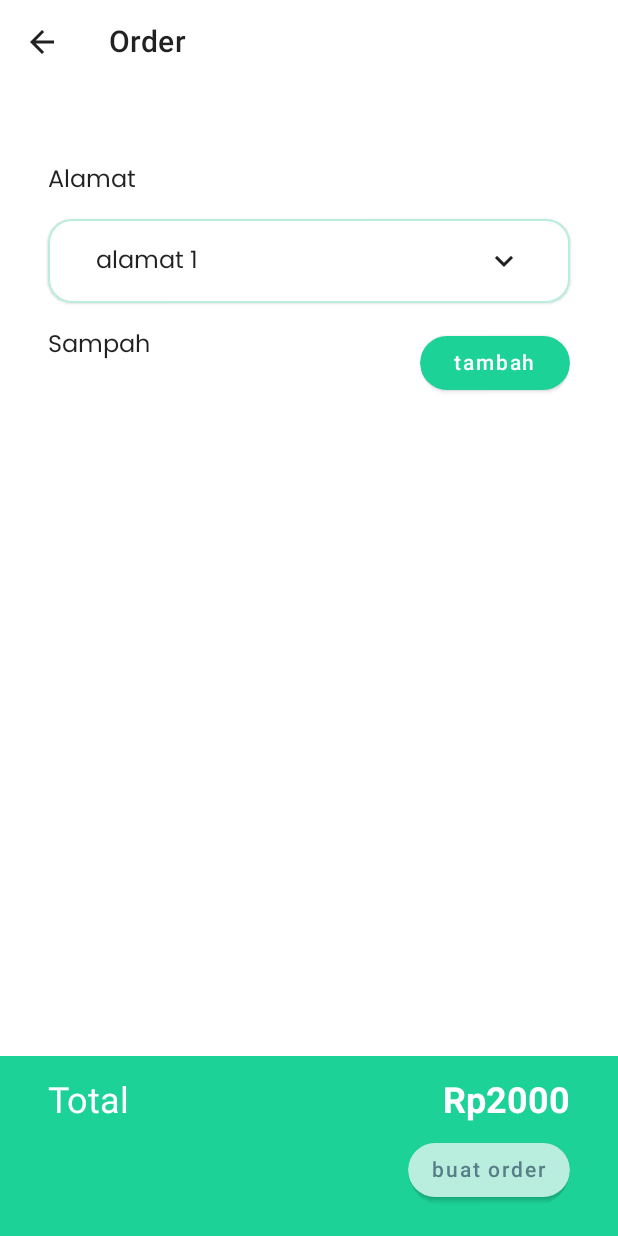
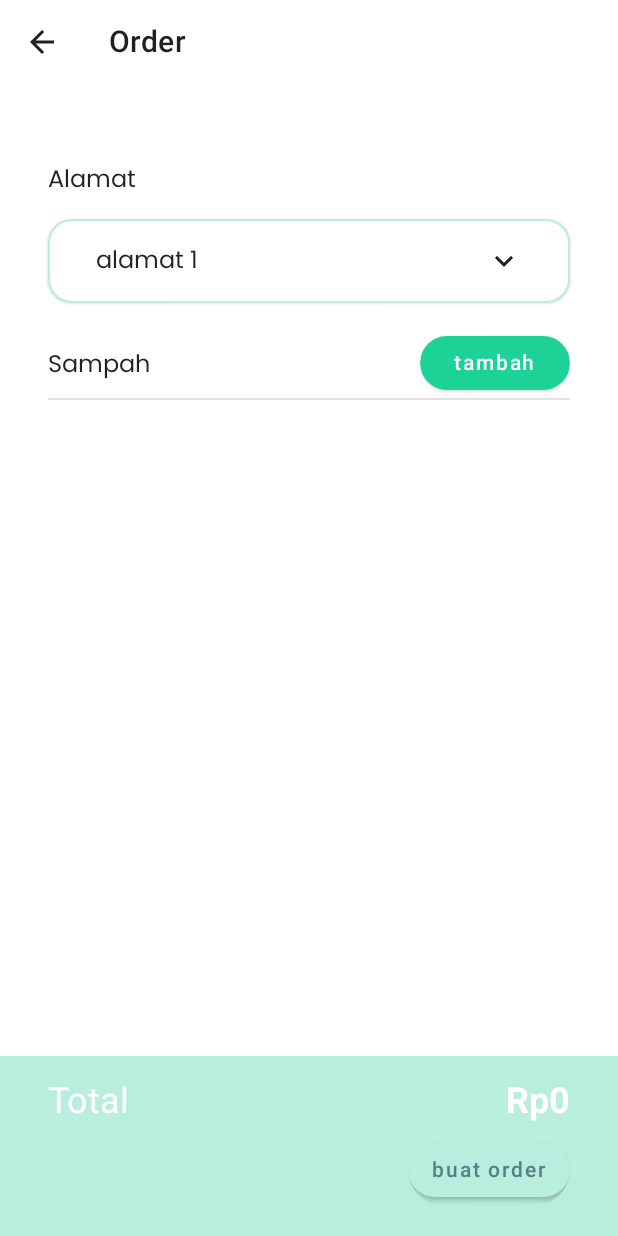
Before and after one commit to ecoEase/ecoease-mobile, an Android app built with Jetpack Compose: the screen it shows after launch (MainActivity), after a tap on "buat laporan", on a phone screen of 412 x 824 dp. Run offline under Robolectric (Android 15) with nearby library versions, the phone set to English and light mode, and no system bars; pictures from the network do not load.

Commit message:
add! chatroom and update! orderscreen functionality with viewmodel

```diff
--- a/app/src/main/AndroidManifest.xml
+++ b/app/src/main/AndroidManifest.xml
@@ -6,6 +6,7 @@
 
     <uses-permission android:name="android.permission.CAMERA" />
     <uses-permission android:name="android.permission.INTERNET" />
+    <uses-permission android:name="android.permission.ACCESS_NETWORK_STATE" />
     <uses-permission android:name="android.permission.WRITE_EXTERNAL_STORAGE" android:maxSdkVersion="28"/>
 
     <application
@@ -15,6 +16,7 @@
         android:icon="@mipmap/ic_launcher"
         android:label="@string/app_name"
         android:supportsRtl="true"
+        android:usesCleartextTraffic="true"
         android:theme="@style/Theme.EcoEase.SplashScreen"
         tools:targetApi="31">
         <activity
--- a/app/src/main/java/com/bangkit/ecoease/MainActivity.kt
+++ b/app/src/main/java/com/bangkit/ecoease/MainActivity.kt
@@ -30,17 +30,21 @@ import com.bangkit.ecoease.config.ViewModelFactory
 import com.bangkit.ecoease.data.Screen
 import com.bangkit.ecoease.data.model.ImageCaptured
 import com.bangkit.ecoease.data.viewmodel.CameraViewModel
+import com.bangkit.ecoease.data.viewmodel.OrderViewModel
 import com.bangkit.ecoease.data.viewmodel.SplashViewModel
 import com.bangkit.ecoease.di.Injection
 import com.bangkit.ecoease.ui.component.BottomNavBar
 import com.bangkit.ecoease.ui.component.ChangeAddressScreen
 import com.bangkit.ecoease.ui.component.FloatingButton
 import com.bangkit.ecoease.ui.screen.*
+import com.bangkit.ecoease.ui.screen.chat.ChatRoomScreen
+import com.bangkit.ecoease.ui.screen.chat.UsersChatsScreen
 import com.bangkit.ecoease.ui.screen.onboard.OnBoardingScreen
 import com.bangkit.ecoease.ui.screen.order.OrderHistoryScreen
 import com.bangkit.ecoease.ui.screen.order.OrderScreen
 import com.bangkit.ecoease.ui.screen.order.OrderSuccesScreen
 import com.bangkit.ecoease.ui.theme.EcoEaseTheme
+import com.google.firebase.FirebaseApp
 import java.util.concurrent.ExecutorService
 import java.util.concurrent.Executors
 
@@ -48,11 +52,14 @@ class MainActivity : ComponentActivity() {
     private val cameraExecutor: ExecutorService = Executors.newSingleThreadExecutor()
     lateinit var cameraViewModel: CameraViewModel
 
+    // TODO: move all business logic in viewmodel
     override fun onCreate(savedInstanceState: Bundle?) {
         val splashViewModel = SplashViewModel()
         super.onCreate(savedInstanceState)
 
         cameraViewModel = ViewModelFactory(Injection.provideInjection(this)).create(CameraViewModel::class.java)
+        val orderViewModel = ViewModelFactory(Injection.provideInjection(this)).create(OrderViewModel::class.java)
+
         installSplashScreen().setKeepOnScreenCondition{
             splashViewModel.isLoading.value
         }
@@ -136,9 +143,18 @@ class MainActivity : ComponentActivity() {
                             composable(Screen.Map.route){MapScreen()}
                             composable(Screen.Auth.route){ AuthScreen(navHostController = navController) }
                             composable(Screen.Register.route){ RegisterScreen(navHostController = navController) }
-                            composable(Screen.Order.route){ OrderScreen(navHostController = navController) }
+                            composable(Screen.Order.route){
+                                OrderScreen(
+                                    navHostController = navController,
+                                    orderStateFlow = orderViewModel.orderState,
+                                    addGarbageOrderSlot = { orderViewModel.addGarbageSlot()},
+                                    deleteGarbageSlotAt = { orderViewModel.deleteGarbageAt(it)},
+                                    updateGarbageAtIndex = { index, newGarbage -> orderViewModel.updateGarbage(index, newGarbage) }
+                                ) }
                             composable(Screen.ChangeAddress.route){ ChangeAddressScreen(navHostController = navController) }
                             composable(Screen.OrderSuccess.route){ OrderSuccesScreen(navHostController = navController) }
+                            composable(Screen.UsersChats.route){ UsersChatsScreen(navHostController = navController) }
+                            composable(Screen.ChatRoom.route){ ChatRoomScreen(navHostController = navController) }
                         }
                     }
                 }
--- a/app/src/main/java/com/bangkit/ecoease/config/ViewModelFactory.kt
+++ b/app/src/main/java/com/bangkit/ecoease/config/ViewModelFactory.kt
@@ -4,6 +4,7 @@ import androidx.lifecycle.ViewModel
 import androidx.lifecycle.ViewModelProvider
 import com.bangkit.ecoease.data.repository.MainRepository
 import com.bangkit.ecoease.data.viewmodel.CameraViewModel
+import com.bangkit.ecoease.data.viewmodel.OrderViewModel
 
 
 class ViewModelFactory(private val repository: MainRepository): ViewModelProvider.NewInstanceFactory() {
@@ -13,6 +14,9 @@ class ViewModelFactory(private val repository: MainRepository): ViewModelProvide
         if(modelClass.isAssignableFrom(CameraViewModel::class.java)){
             return CameraViewModel(repository) as T
         }
+        if(modelClass.isAssignableFrom(OrderViewModel::class.java)){
+            return OrderViewModel() as T
+        }
 
         throw java.lang.IllegalArgumentException("Unknown ViewModel class ${modelClass.name}")
     }
--- a/app/src/main/java/com/bangkit/ecoease/data/Screen.kt
+++ b/app/src/main/java/com/bangkit/ecoease/data/Screen.kt
@@ -20,4 +20,6 @@ sealed class Screen(val route: String, val icon: ImageVector){
     object DetailOrder : Screen(route = "detail order", icon = Icons.Default.Reorder)
     object ChangeAddress : Screen(route = "change address", icon = Icons.Default.Reorder)
     object OrderSuccess : Screen(route = "order success", icon = Icons.Default.Reorder)
+    object UsersChats : Screen(route = "users chats", icon = Icons.Default.Chat)
+    object ChatRoom : Screen(route = "chat room", icon = Icons.Default.Chat)
 }
--- /dev/null
+++ b/app/src/main/java/com/bangkit/ecoease/data/model/Order.kt
@@ -0,0 +1,11 @@
+package com.bangkit.ecoease.data.model
+
+data class Order(
+    val garbages: List<GarbageAdded?>,
+    val total: Int
+)
+data class GarbageAdded(
+    val garbage: Garbage,
+    val amount: Int,
+    val totalPrice: Int
+)
--- a/app/src/main/java/com/bangkit/ecoease/ui/screen/dashboard/DashboardScreen.kt
+++ b/app/src/main/java/com/bangkit/ecoease/ui/screen/dashboard/DashboardScreen.kt
@@ -15,6 +15,7 @@ import com.bangkit.ecoease.data.Screen
 import com.bangkit.ecoease.data.model.Garbage
 import com.bangkit.ecoease.ui.component.Banner
 import com.bangkit.ecoease.ui.component.CardPrice
+import com.bangkit.ecoease.ui.component.RoundedButton
 
 
 val listGarbages = listOf(
@@ -54,6 +55,7 @@ fun DashboardScreen(
     ) {
         Text(text = stringResource(R.string.good_morning), style = MaterialTheme.typography.h4)
         Box(modifier = Modifier.height(42.dp))
+        RoundedButton(text = "to chat screen", onClick = {navHostController.navigate(Screen.UsersChats.route)})
         Banner(bannerAction = { navHostController.navigate(Screen.Order.route) })
         Box(modifier = Modifier.height(42.dp))
         Text(text = stringResource(R.string.garbage_price), style = MaterialTheme.typography.h5)
--- a/app/src/main/java/com/bangkit/ecoease/ui/screen/order/OrderScreen.kt
+++ b/app/src/main/java/com/bangkit/ecoease/ui/screen/order/OrderScreen.kt
@@ -7,11 +7,15 @@ import androidx.compose.foundation.ExperimentalFoundationApi
 import androidx.compose.foundation.layout.*
 import androidx.compose.foundation.lazy.LazyColumn
 import androidx.compose.foundation.lazy.items
+import androidx.compose.foundation.lazy.rememberLazyListState
 import androidx.compose.material.Text
 import androidx.compose.runtime.*
 import androidx.compose.runtime.saveable.rememberSaveable
 import androidx.compose.ui.Alignment
 import androidx.compose.ui.Modifier
+import androidx.compose.ui.draw.drawBehind
+import androidx.compose.ui.geometry.Offset
+import androidx.compose.ui.graphics.Color
 import androidx.compose.ui.res.stringResource
 import androidx.compose.ui.unit.dp
 import androidx.navigation.NavHostController
@@ -19,16 +23,27 @@ import com.bangkit.ecoease.R
 import com.bangkit.ecoease.data.Screen
 import com.bangkit.ecoease.data.model.Address
 import com.bangkit.ecoease.data.model.Garbage
+import com.bangkit.ecoease.data.model.GarbageAdded
+import com.bangkit.ecoease.data.model.Order
 import com.bangkit.ecoease.helper.generateUUID
 import com.bangkit.ecoease.ui.component.*
+import com.bangkit.ecoease.ui.theme.LightGrey
+import kotlinx.coroutines.flow.StateFlow
 
 
 @OptIn(ExperimentalFoundationApi::class)
 @Composable
 fun OrderScreen(
     navHostController: NavHostController,
-    modifier: Modifier = Modifier
+    modifier: Modifier = Modifier,
+    orderStateFlow: StateFlow<Order>,
+    addGarbageOrderSlot: () -> Unit = {},
+    deleteGarbageSlotAt: (Int) -> Unit = {},
+    updateGarbageAtIndex: (Int, GarbageAdded) -> Unit = { _, _, -> },
 ){
+
+    val orderState by orderStateFlow.collectAsState()
+    val lazyListState = rememberLazyListState()
 
     val dummyAddress = Address(
         name = "alamat 1",
@@ -65,6 +80,10 @@ fun OrderScreen(
         mutableStateOf(false)
     }
 
+    LaunchedEffect(garbageTypes.toList()){
+        lazyListState.animateScrollToItem(garbageTypes.size)
+    }
+
     Box(modifier = modifier.fillMaxSize()) {
         Column(
             modifier = Modifier
@@ -82,24 +101,44 @@ fun OrderScreen(
                 city = dummyAddress.city,
                 onClickChange = { navHostController.navigate(Screen.ChangeAddress.route) }
             )
-            Row(modifier = Modifier.fillMaxWidth(), horizontalArrangement = Arrangement.SpaceBetween) {
+            Row(modifier = Modifier
+                .fillMaxWidth()
+                .drawBehind {
+                    val borderSize = 1.dp.toPx()
+                    drawLine(
+                        color = LightGrey,
+                        start = Offset(0f, size.height),
+                        end = Offset(size.width, size.height),
+                        strokeWidth = borderSize
+                    )
+                },
+                horizontalArrangement = Arrangement.SpaceBetween,
+                verticalAlignment = Alignment.CenterVertically
+            ) {
                 Text(text = stringResource(R.string.garbage))
                 RoundedButton(text = stringResource(R.string.add), onClick = {
+                    addGarbageOrderSlot()//add new slot garbage in viewmodel
                     addedForm += 1
                     garbageTypes.add(generateUUID())
-                    Log.d("TAG", "OrderScreen: ${garbageTypes[0]}")
                 })
             }
             AnimatedVisibility(visible = addedForm > 0) {
                 LazyColumn(
+                    state = lazyListState,
                     verticalArrangement = Arrangement.spacedBy(8.dp),
                     contentPadding = PaddingValues(bottom = 136.dp)
                 ){
+                    // TODO: fix stateflow bug when changing screen, data still remain (not synchronized)
                     items(garbageTypes.toList(), key = { it }){
+                        val index = garbageTypes.indexOf(it)
                         AddGarbageForm(
                             listGarbage = listGarbage,
                             onDelete = {
                                 garbageTypes = garbageTypes.filter { elemen -> elemen != it} as MutableList<String>
+                                deleteGarbageSlotAt(index)
+                            },
+                            onUpdate = { newUpdateGarbageData ->
+                                updateGarbageAtIndex(index, newUpdateGarbageData)
                             },
                             modifier = Modifier
                                 .animateItemPlacement(tween(durationMillis = 100))
@@ -112,8 +151,8 @@ fun OrderScreen(
             label = "Total",
             actionName = "buat order",
             onActionButtonClicked = { openDialog = true },
-            information = "Rp2000",
-            isActive = true,
+            information = "Rp${orderState.total}",
+            isActive = orderState.total > 0,
             modifier = Modifier.align(Alignment.BottomCenter)
         )
 
--- a/app/src/main/java/com/bangkit/ecoease/ui/screen/order/OrderSuccessScreen.kt
+++ b/app/src/main/java/com/bangkit/ecoease/ui/screen/order/OrderSuccessScreen.kt
@@ -25,7 +25,6 @@ import com.bangkit.ecoease.ui.component.RoundedButtonType
 import com.bangkit.ecoease.ui.theme.EcoEaseTheme
 import com.bangkit.ecoease.ui.theme.GreenPrimary
 
-// TODO: create order success screen
 @Composable
 fun OrderSuccesScreen(
     navHostController: NavHostController,
--- a/app/src/main/java/com/bangkit/ecoease/ui/screen/scan/TempScreen.kt
+++ b/app/src/main/java/com/bangkit/ecoease/ui/screen/scan/TempScreen.kt
@@ -130,6 +130,7 @@ fun LoadingScanAnim(
 }
 
 suspend fun getImageUriPrediction(context: Context, uri: Uri, isBackCam: Boolean): Uri = withContext(Dispatchers.IO){
+    // TODO: fix image prediction result, not rotated
     try {
         val inputStream = context.contentResolver.openInputStream(uri)
         var bitmap = BitmapFactory.decodeStream(inputStream)
--- a/build.gradle
+++ b/build.gradle
@@ -1,6 +1,9 @@
 buildscript {
     ext {
         compose_ui_version = '1.2.0'
+    }
+    dependencies {
+        classpath 'com.google.gms:google-services:4.3.15'
     }
 }// Top-level build file where you can add configuration options common to all sub-projects/modules.
 plugins {
```
Also changed, not shown: app/build.gradle (+7 -0 lines), app/src/main/java/com/bangkit/ecoease/data/firebase/RealtimeDatabase.kt (added, +12 -0 lines), app/src/main/java/com/bangkit/ecoease/data/model/Message.kt (added, +7 -0 lines), app/src/main/java/com/bangkit/ecoease/data/viewmodel/OrderViewModel.kt (added, +47 -0 lines), app/src/main/java/com/bangkit/ecoease/ui/component/AddGarbageForm.kt (+14 -0 lines), app/src/main/java/com/bangkit/ecoease/ui/component/ChatBuble.kt (added, +89 -0 lines), app/src/main/java/com/bangkit/ecoease/ui/component/TextInput.kt (+7 -5 lines), app/src/main/java/com/bangkit/ecoease/ui/screen/chat/ChatRoomScreen.kt (added, +124 -0 lines), app/src/main/java/com/bangkit/ecoease/ui/screen/chat/UsersChatsScreen.kt (added, +19 -0 lines), 1 other file.
